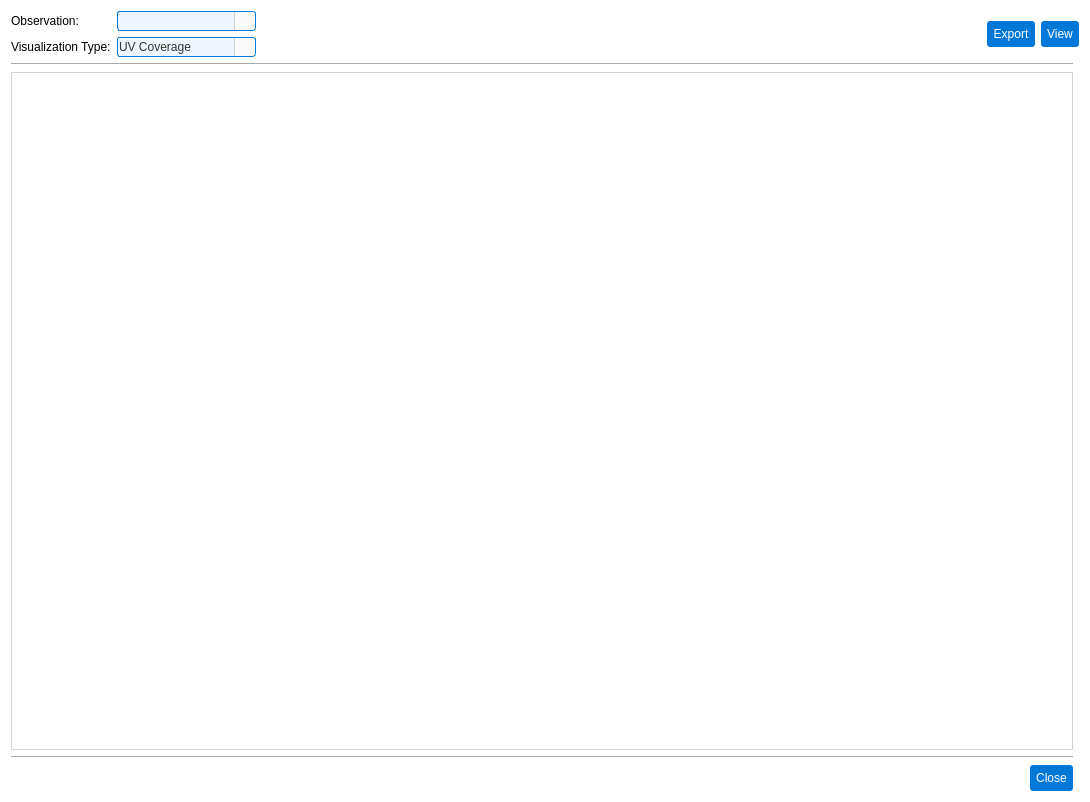
The window that pastrocore/gui_pyside/dialog_visualize.ui (Torward1024/pAstroCORE) describes before a commit, drawn with Qt 5.
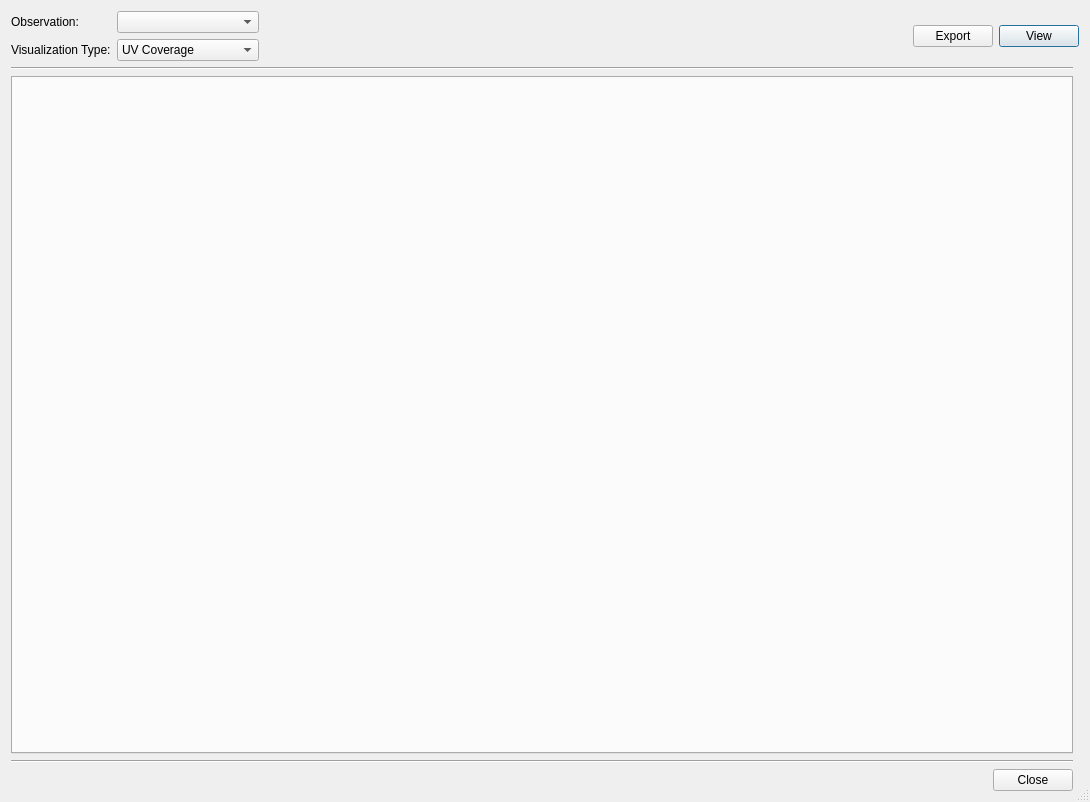
The same window after the commit. Icons and pictures are not drawn.

The edit to the form file:
```diff
--- a/pastrocore/gui_pyside/dialog_visualize.ui
+++ b/pastrocore/gui_pyside/dialog_visualize.ui
@@ -26,9 +26,6 @@
    <iconset resource="../gui/icons/icons.qrc">
     <normaloff>:/icons/visualize.svg</normaloff>:/icons/visualize.svg</iconset>
   </property>
-  <property name="styleSheet">
-   <string>background-color: #ffffff; font-family: Arial;</string>
-  </property>
   <property name="sizeGripEnabled">
    <bool>true</bool>
   </property>
@@ -51,88 +48,7 @@
          </item>
          <item row="0" column="1">
           <widget class="QComboBox" name="comboBoxObservation">
-           <property name="styleSheet">
-            <string notr="true">QComboBox {
-    font-family: Arial;
-    font-size: 9pt;
-    color: #333333;
-    padding: 1px;
-    border-radius: 3px;
-    background-color: #f9f9f9; /* Базовый фон, как у readOnly QLineEdit */
-    border: 1px solid #d3d3d3; /* Базовая граница, как у readOnly QLineEdit */
-}
-
-QComboBox:editable {
-    background-color: #f0f6ff; /* Фон для редактируемого состояния, как у readOnly=&quot;false&quot; */
-    border: 1px solid #0078d7; /* Граница для редактируемого состояния */
-}
-
-QComboBox:editable:hover {
-    border: 1px solid #1a8cff; /* Граница при наведении, как у readOnly=&quot;false&quot;:hover */
-}
-
-QComboBox:editable:focus {
-    border: 1px solid #005bb5; /* Граница при фокусе, как у readOnly=&quot;false&quot;:focus */
-    background-color: #ffffff; /* Фон при фокусе, как у readOnly=&quot;false&quot;:focus */
-}
-
-QComboBox:!editable {
-    background-color: #f0f6ff; /* Фон для редактируемого состояния, как у readOnly=&quot;false&quot; */
-    border: 1px solid #0078d7; /* Граница для редактируемого состояния */
-}
-
-QComboBox:!editable:hover {
-    border: 1px solid #1a8cff; /* Граница при наведении, как у readOnly=&quot;false&quot;:hover */
-}
-
-QComboBox:!editable:focus {
-    border: 1px solid #005bb5; /* Граница при фокусе, как у readOnly=&quot;false&quot;:focus */
-    background-color: #ffffff; /* Фон при фокусе, как у readOnly=&quot;false&quot;:focus */
-}
-
-/* Стилизация кнопки со стрелкой */
-QComboBox::drop-down {
-    subcontrol-origin: padding;
-    subcontrol-position: right;
-    width: 20px;
-    border-left: 1px solid #d3d3d3; /* Добавлена граница для визуального разделения */
-    border-top-right-radius: 3px;
-    border-bottom-right-radius: 3px;
-    background-color: #f9f9f9; /* Фон кнопки, совпадающий с основным */
-}
-
-QComboBox::drop-down:hover {
-    background-color: #0078d7; /* Лёгкое выделение при наведении */
-}
-
-QComboBox::down-arrow {
-    width: 12px;
-    height: 12px;
-    image: url(:/icons/down_arrow_icon.svg);
-}
-
-/* Стилизация выпадающего списка */
-QComboBox QAbstractItemView {
-    font-family: Arial;
-    font-size: 12pt;
-    color: #333333;
-    background-color: #ffffff;
-    border: 1px solid #d3d3d3;
-    selection-background-color: #0078d7;
-    selection-color: #ffffff;
-    padding: 1px;
-}
-
-QComboBox QAbstractItemView::item {
-    padding: 4px;
-    min-height: 20px;
-}
-
-QComboBox QAbstractItemView::item:hover {
-    background-color: #0078d7;
-}</string>
-           </property>
-          </widget>
+           </widget>
          </item>
          <item row="1" column="0">
           <widget class="QLabel" name="labelVisualizationType">
@@ -155,87 +71,6 @@
              <pointsize>9</pointsize>
             </font>
            </property>
-           <property name="styleSheet">
-            <string notr="true">QComboBox {
-    font-family: Arial;
-    font-size: 9pt;
-    color: #333333;
-    padding: 1px;
-    border-radius: 3px;
-    background-color: #f9f9f9; /* Базовый фон, как у readOnly QLineEdit */
-    border: 1px solid #d3d3d3; /* Базовая граница, как у readOnly QLineEdit */
-}
-
-QComboBox:editable {
-    background-color: #f0f6ff; /* Фон для редактируемого состояния, как у readOnly=&quot;false&quot; */
-    border: 1px solid #0078d7; /* Граница для редактируемого состояния */
-}
-
-QComboBox:editable:hover {
-    border: 1px solid #1a8cff; /* Граница при наведении, как у readOnly=&quot;false&quot;:hover */
-}
-
-QComboBox:editable:focus {
-    border: 1px solid #005bb5; /* Граница при фокусе, как у readOnly=&quot;false&quot;:focus */
-    background-color: #ffffff; /* Фон при фокусе, как у readOnly=&quot;false&quot;:focus */
-}
-
-QComboBox:!editable {
-    background-color: #f0f6ff; /* Фон для редактируемого состояния, как у readOnly=&quot;false&quot; */
-    border: 1px solid #0078d7; /* Граница для редактируемого состояния */
-}
-
-QComboBox:!editable:hover {
-    border: 1px solid #1a8cff; /* Граница при наведении, как у readOnly=&quot;false&quot;:hover */
-}
-
-QComboBox:!editable:focus {
-    border: 1px solid #005bb5; /* Граница при фокусе, как у readOnly=&quot;false&quot;:focus */
-    background-color: #ffffff; /* Фон при фокусе, как у readOnly=&quot;false&quot;:focus */
-}
-
-/* Стилизация кнопки со стрелкой */
-QComboBox::drop-down {
-    subcontrol-origin: padding;
-    subcontrol-position: right;
-    width: 20px;
-    border-left: 1px solid #d3d3d3; /* Добавлена граница для визуального разделения */
-    border-top-right-radius: 3px;
-    border-bottom-right-radius: 3px;
-    background-color: #f9f9f9; /* Фон кнопки, совпадающий с основным */
-}
-
-QComboBox::drop-down:hover {
-    background-color: #0078d7; /* Лёгкое выделение при наведении */
-}
-
-QComboBox::down-arrow {
-    width: 12px;
-    height: 12px;
-    image: url(:/icons/down_arrow_icon.svg);
-}
-
-/* Стилизация выпадающего списка */
-QComboBox QAbstractItemView {
-    font-family: Arial;
-    font-size: 12pt;
-    color: #333333;
-    background-color: #ffffff;
-    border: 1px solid #d3d3d3;
-    selection-background-color: #0078d7;
-    selection-color: #ffffff;
-    padding: 1px;
-}
-
-QComboBox QAbstractItemView::item {
-    padding: 4px;
-    min-height: 20px;
-}
-
-QComboBox QAbstractItemView::item:hover {
-    background-color: #0078d7;
-}</string>
-           </property>
            <item>
             <property name="text">
              <string>UV Coverage</string>
@@ -293,23 +128,6 @@
            <pointsize>9</pointsize>
           </font>
          </property>
-         <property name="styleSheet">
-          <string notr="true">QPushButton {
-    background-color: #0078d7;
-    color: #ffffff;
-    padding: 6px;
-    border-radius: 3px;
-    border: none;
-}
-QPushButton:hover {
-    background-color: #1a8cff; /* Светлее при наведении */
-}
-QPushButton:pressed {
-    background-color: #005bb5; /* Темнее при нажатии */
-    padding-top: 7px; /* Легкое смещение вниз для эффекта &quot;продавливания&quot; */
-    padding-bottom: 5px;
-}</string>
-         </property>
          <property name="text">
           <string>View</string>
          </property>
@@ -330,23 +148,6 @@
        </item>
        <item row="0" column="2">
         <widget class="QPushButton" name="pushButton">
-         <property name="styleSheet">
-          <string notr="true">QPushButton {
-    background-color: #0078d7;
-    color: #ffffff;
-    padding: 6px;
-    border-radius: 3px;
-    border: none;
-}
-QPushButton:hover {
-    background-color: #1a8cff; /* Светлее при наведении */
-}
-QPushButton:pressed {
-    background-color: #005bb5; /* Темнее при нажатии */
-    padding-top: 7px; /* Легкое смещение вниз для эффекта &quot;продавливания&quot; */
-    padding-bottom: 5px;
-}</string>
-         </property>
          <property name="text">
           <string>Export</string>
          </property>
@@ -358,11 +159,6 @@
    </item>
    <item row="2" column="0">
     <widget class="QTabWidget" name="tabWidget">
-     <property name="styleSheet">
-      <string notr="true">QTabWidget::pane { border: 1px solid #d3d3d3; background: #ffffff; }
-               QTabBar::tab { background: #e0e0e0; padding: 8px;  border: 1px solid #d3d3d3;}
-               QTabBar::tab:selected { background: #ffffff; border-bottom: 2px solid #0078d7; }</string>
-     </property>
      <property name="currentIndex">
       <number>-1</number>
      </property>
@@ -388,23 +184,6 @@
      </item>
      <item>
       <widget class="QPushButton" name="closeButton">
-       <property name="styleSheet">
-        <string notr="true">QPushButton {
-    background-color: #0078d7;
-    color: #ffffff;
-    padding: 6px;
-    border-radius: 3px;
-    border: none;
-}
-QPushButton:hover {
-    background-color: #1a8cff; /* Светлее при наведении */
-}
-QPushButton:pressed {
-    background-color: #005bb5; /* Темнее при нажатии */
-    padding-top: 7px; /* Легкое смещение вниз для эффекта &quot;продавливания&quot; */
-    padding-bottom: 5px;
-}</string>
-       </property>
        <property name="text">
         <string>Close</string>
        </property>
```
Left out of the diff: 4 changed lines with no effect on the pictures.
